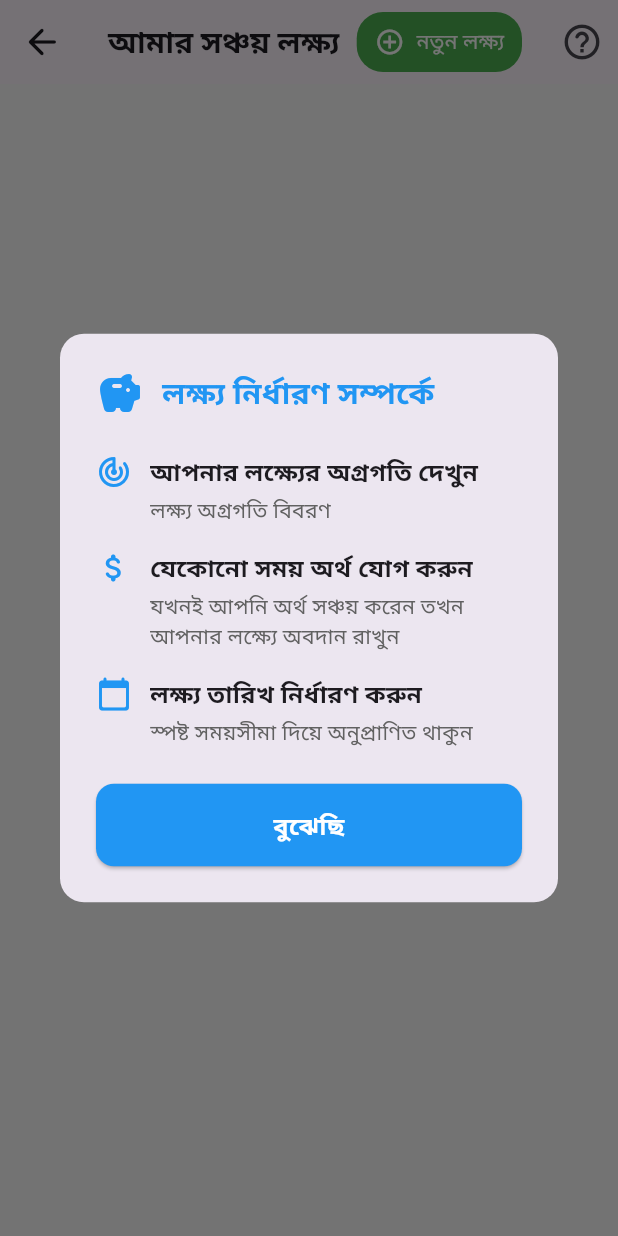
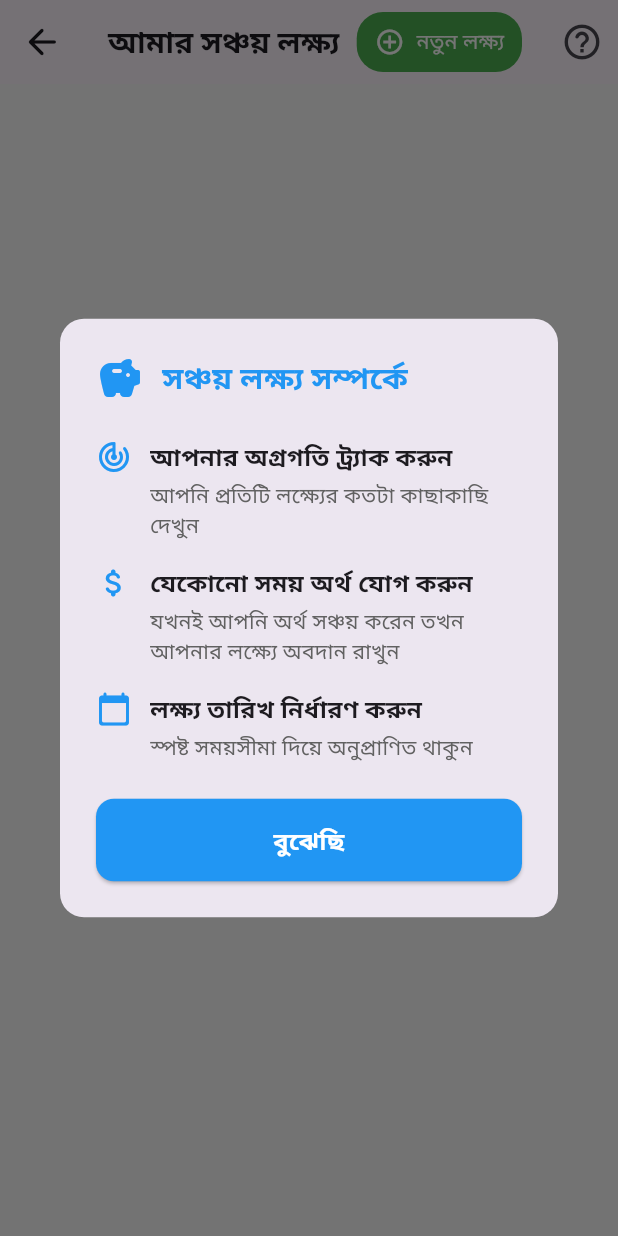
Before and after one commit to ngohainnam/Finney-Financial-Management-App, a Flutter app: the SavingGoalPage screen opened directly, after a tap on the "help outline" icon, on a phone screen of 412 x 824 dp. Run offline on Flutter 3.47's test engine with Material 3 defaults, Android fonts, the phone set to English and light mode, and no system bars; our stand-ins replace cloud_firestore, dash_chat_2, firebase_auth, firebase_core, fl_chart, flutter_gemini and 10 more; accounts and stored records are empty; generated files the repository leaves out were written again; Roboto replaces fonts that are missing (Poppins).

Commit message:
Update on Saving Page Exceed amount
updated exceeded amount function in saving page and message

```diff
--- a/lib/localization/locales.dart
+++ b/lib/localization/locales.dart
@@ -178,6 +178,7 @@ mixin LocaleData {
   static const String pleaseEnterAmount = 'pleaseEnterAmount';
   static const String pleaseEnterValidNumber = 'pleaseEnterValidNumber';
   static const String amountMustBePositive = 'amountMustBePositive';
+  static const String amountExceedsTarget = 'amountExceedsTarget';
   static const String add = 'add';
   static const String deleteGoal = 'deleteGoal';
   static const String confirmDeleteGoal = 'confirmDeleteGoal';
@@ -587,6 +588,7 @@ mixin LocaleData {
     pleaseEnterAmount: 'Please enter an amount',
     pleaseEnterValidNumber: 'Please enter a valid number',
     amountMustBePositive: 'Amount must be positive',
+    amountExceedsTarget: 'Amount exceeds remaining target of %s. Please enter a smaller amount.',
     add: 'Add',
     deleteGoal: 'Delete Goal',
     confirmDeleteGoal: 'Are you sure you want to delete "%s"?',
@@ -840,8 +842,8 @@ mixin LocaleData {
     helpSupportComingSoon: 'সহায়তা ও সমর্থন পৃষ্ঠা শীঘ্রই আসছে!',
     logOut: 'লগ আউট',
     signedOut: 'সফলভাবে সাইন আউট হয়েছে',
-    errorLoadingData: 'তথ্য লোড করতে ব্যর্থ',
-    errorSavingData: 'তথ্য সংরক্ষণের ত্রুটি',
+    errorLoadingData: 'ব্যবহারকারীর ডেটা লোড করতে ব্যর্থ',
+    errorSavingData: 'ব্যবহারকারীর ডেটা সংরক্ষণ করতে ব্যর্থ',
     user: 'ব্যবহারকারী',
     notAvailable: 'পাওয়া যায়নি',
     financialBasics: 'আর্থিক মৌলিক বিষয়',
@@ -858,7 +860,7 @@ mixin LocaleData {
     learnMore: 'আরও জানুন',
     backToTopics: 'বিষয়গুলোতে ফিরে যান',
     aiAssistant: 'এআই সহকারী',
-    moneyManagementPoint1: 'নিয়মিত আয় এবং খরচ ট্র্যাক করুন',
+    moneyManagementPoint1: 'নিয়মিত আয় এবং ব্যয় ট্র্যাক করুন',
     moneyManagementPoint2: 'প্রয়োজন এবং চাওয়ার মধ্যে পার্থক্য করুন',
     moneyManagementPoint3: 'বেসিক ব্যাংকিং পরিষেবা বুঝুন',
     moneyManagementPoint4: 'একটি সাধারণ আর্থিক রেকর্ড বজায় রাখুন',
@@ -901,8 +903,8 @@ mixin LocaleData {
     advancedSubtitle: 'আপনার সম্পদ বাড়ান',
     testYourKnowledge: 'আপনার জ্ঞান পরীক্ষা করুন',
     testYourKnowledgeSubtitle: 'আপনার বোঝার পরীক্ষা করতে একটি কুইজ দিন',
-    failedToLoadDashboardData: 'ড্যাশবোর্ড তথ্য লোড করতে ব্যর্থ',
-    balanceCardTitle: 'হিসাব নিকাশ  ওভারভিউ',
+    failedToLoadDashboardData: 'ড্যাশবোর্ড ডেটা লোড করতে ব্যর্থ',
+    balanceCardTitle: 'ব্যালেন্স ওভারভিউ',
     timeRangeSelectorLabel: 'সময়সীমা নির্বাচন করুন',
     recentTransactionsTitle: 'সাম্প্রতিক লেনদেন',
     addTransactionTitle: 'লেনদেন যোগ করুন',
@@ -911,16 +913,16 @@ mixin LocaleData {
     insights: 'ইনসাইট',
     goals: 'লক্ষ্য',
     thinking: 'চিন্তা করছে...',
-    balance: 'হিসাব নিকাশ ',
+    balance: 'ব্যালেন্স',
     income: 'আয়',
-    expenses: 'খরচ',
-    expense: 'খরচ',
+    expenses: 'ব্যয়',
+    expense: 'ব্যয়',
     saving: 'সঞ্চয়',
     savings: 'সঞ্চয়',
     thisMonth: 'এই মাস',
     thisWeek: 'এই সপ্তাহ',
     thisYear: 'এই বছর',
-    customRange: 'কাস্টম পরিসীমা',
+    customRange: 'কাস্টম রেঞ্জ',
     selectTimePeriod: 'সময়কাল নির্বাচন করুন',
     allTime: 'সব সময়',
     mon: 'সোম',
@@ -942,19 +944,19 @@ mixin LocaleData {
     oct: 'অক্টো',
     nov: 'নভে',
     dec: 'ডিসে',
-    spendingAnalysis: 'খরচ বিশ্লেষণ',
-    categoryBreakdown: 'শ্রেণী বিন্যাস ',
-    expenseAnalysis: 'খরচ বিশ্লেষণ',
+    spendingAnalysis: 'ব্যয় বিশ্লেষণ',
+    categoryBreakdown: 'বিভাগ ভাঙ্গন',
+    expenseAnalysis: 'ব্যয় বিশ্লেষণ',
     incomeAnalysis: 'আয় বিশ্লেষণ',
     transactions: 'লেনদেন',
-    selectItemsToDelete: 'নির্বাচিত আইটেমগুলি মুছুন',
+    selectItemsToDelete: 'মুছে ফেলার জন্য আইটেম নির্বাচন করুন',
     noTransactionsInThisPeriod: 'এই সময়কালে কোনো লেনদেন নেই',
     seeAll: 'সব দেখুন',
     deleteTransactions: 'লেনদেন মুছুন',
     confirmDeleteTransactions: 'আপনি কি নিশ্চিত যে %dটি লেনদেন মুছতে চান?',
     delete: 'মুছুন',
     errorLoadingTransactions: 'লেনদেন লোড করতে ত্রুটি',
-    confirmDeleteAction: 'এই ক্রিয়াটি পূর্বাবস্থায় ফেরানো যাবে না। আপনি কি লেনদেন (গুলি) মুছে ফেলার বিষয়ে নিশ্চিত?',
+    confirmDeleteAction: 'এই ক্রিয়াটি পূর্বাবস্থায় ফেরানো যাবে না। আপনি কি নিশ্চিত যে %dটি লেনদেন মুছতে চান?',
     deleteTransaction: 'লেনদেন মুছুন',
     confirmDeleteSingleTransaction: 'এই ক্রিয়াটি পূর্বাবস্থায় ফেরানো যাবে না। আপনি কি নিশ্চিত যে এই লেনদেনটি মুছতে চান?',
     savedAmount: 'সঞ্চিত: %s',
@@ -966,10 +968,10 @@ mixin LocaleData {
     addSavings: 'সঞ্চয় যোগ করুন',
     addToSavings: 'সঞ্চয়ে যোগ করুন',
     amount: 'পরিমাণ',
-    //savings: 'সঞ্চয়',
     pleaseEnterAmount: 'অনুগ্রহ করে একটি পরিমাণ লিখুন',
     pleaseEnterValidNumber: 'অনুগ্রহ করে একটি বৈধ সংখ্যা লিখুন',
     amountMustBePositive: 'পরিমাণ অবশ্যই ধনাত্মক হতে হবে',
+    amountExceedsTarget: 'পরিমাণ অবশিষ্ট লক্ষ্য %s অতিক্রম করেছে। অনুগ্রহ করে একটি ছোট পরিমাণ লিখুন।',
     add: 'যোগ করুন',
     deleteGoal: 'লক্ষ্য মুছুন',
     confirmDeleteGoal: 'আপনি কি নিশ্চিত যে "%s" মুছতে চান?',
@@ -1000,19 +1002,19 @@ mixin LocaleData {
     goalDeleted: '"%s" মুছে ফেলা হয়েছে',
     goalWasDeleted: 'লক্ষ্য মুছে ফেলা হয়েছে',
     amountGreaterThanZero: 'অনুগ্রহ করে শূন্যের চেয়ে বেশি পরিমাণ লিখুন',
-    couldNotAddSavings: 'সঞ্চয় যোগ করা যায়নি',
-    couldNotDeleteGoal: 'লক্ষ্য মুছে ফেলা যায়নি',
-    goalsRefreshed: 'লক্ষ্য পুনরায় নিশ্চিত',
-    aboutSavingGoals: 'লক্ষ্য নির্ধারণ সম্পর্কে',
-    trackProgress: 'আপনার লক্ষ্যের অগ্রগতি দেখুন',
-    trackProgressDescription: 'লক্ষ্য অগ্রগতি বিবরণ',
+    couldNotAddSavings: 'সঞ্চয়ে যোগ করা যায়নি। আবার চেষ্টা করুন।',
+    couldNotDeleteGoal: 'লক্ষ্য মুছতে পারেনি। আবার চেষ্টা করুন।',
+    goalsRefreshed: 'আপনার লক্ষ্য রিফ্রেশ করা হয়েছে',
+    aboutSavingGoals: 'সঞ্চয় লক্ষ্য সম্পর্কে',
+    trackProgress: 'আপনার অগ্রগতি ট্র্যাক করুন',
+    trackProgressDescription: 'আপনি প্রতিটি লক্ষ্যের কতটা কাছাকাছি দেখুন',
     addMoneyAnytime: 'যেকোনো সময় অর্থ যোগ করুন',
     addMoneyAnytimeDescription: 'যখনই আপনি অর্থ সঞ্চয় করেন তখন আপনার লক্ষ্যে অবদান রাখুন',
     setTargetDates: 'লক্ষ্য তারিখ নির্ধারণ করুন',
     setTargetDatesDescription: 'স্পষ্ট সময়সীমা দিয়ে অনুপ্রাণিত থাকুন',
     gotIt: 'বুঝেছি',
-    addExpense: 'খরচ যোগ করুন',
-    editExpense: 'খরচ সম্পাদনা করুন',
+    addExpense: 'ব্যয় যোগ করুন',
+    editExpense: 'ব্যয় সম্পাদনা করুন',
     addIncome: 'আয় যোগ করুন',
     editIncome: 'আয় সম্পাদনা করুন',
     category: 'বিভাগ',
@@ -1038,14 +1040,14 @@ mixin LocaleData {
     yesterday: 'গতকাল',
     dashboardHelpTitle: 'ড্যাশবোর্ড কীভাবে ব্যবহার করবেন',
     dashboardHelpSubtitle: 'আপনার আর্থিক সহজে ট্র্যাক করুন',
-    dashboardHelpBalance: 'আপনার বর্তমান হিসাব নিকাশ , আয় এবং খরচ এক নজরে দেখুন',
-    dashboardHelpAddTransaction: '+ ব্যবহার করে নতুন লেনদেন যোগ করুন',
+    dashboardHelpBalance: 'আপনার বর্তমান ব্যালেন্স, আয় এবং ব্যয় এক নজরে দেখুন',
+    dashboardHelpAddTransaction: '+ বোতাম ব্যবহার করে নতুন লেনদেন যোগ করুন',
     dashboardHelpDeleteTransaction: 'লেনদেন মুছে ফেলতে বাম দিকে সোয়াইপ করুন',
-    dashboardHelpSpendingPatterns: 'সাপ্তাহিক খরচের ধরণ এবং শ্রেণী বিন্যাস পর্যবেক্ষণ করুন',
-    dashboardHelpRefresh: 'আপনার আর্থিক তথ্য রিফ্রেশ করতে নিচে টানুন',
+    dashboardHelpSpendingPatterns: 'সাপ্তাহিক ব্যয়ের ধরণ এবং বিভাগের বিভাজন পর্যবেক্ষণ করুন',
+    dashboardHelpRefresh: 'আপনার আর্থিক ডেটা রিফ্রেশ করতে নিচে টানুন',
     total: 'মোট',
-    noExpenseData: 'এই সময়ের জন্য কোনো খরচ তথ্য নেই',
-    noIncomeData: 'এই সময়ের জন্য কোনো আয় তথ্য নেই',
+    noExpenseData: 'এই সময়ের জন্য কোনো ব্যয় ডেটা নেই',
+    noIncomeData: 'এই সময়ের জন্য কোনো আয় ডেটা নেই',
     pagination: 'পৃষ্ঠা %d এর %d',
     hideAssistant: 'সহকারী লুকান',
     askAboutChart: 'এই চার্ট সম্পর্কে জিজ্ঞাসা করুন',
@@ -1053,8 +1055,8 @@ mixin LocaleData {
     assistant: 'সহকারী',
     queryError: 'দুঃখিত, আমি সেই প্রশ্নটি প্রক্রিয়া করতে পারিনি।',
     queryErrorWithMessage: 'দুঃখিত, একটি ত্রুটি ঘটেছে: %s',
-    chartContext: 'আমি একটি %s চার্ট দেখছি যা আমার %s তথ্য দেখাচ্ছে। চার্ট তথ্য: %s।',
-    queryPrompt: 'আপনি একজন সহায়ক আর্থিক সহকারী। চার্ট তথ্য সম্পর্কে নিম্নলিখিত প্রশ্নের উত্তর দিন। আপনার উত্তর সংক্ষিপ্ত (১০০ শব্দের নিচে) এবং চার্ট তথ্যর উপর কেন্দ্রীভূত রাখুন। যদি প্রদত্ত তথ্য থেকে উত্তর দিতে না পারেন, তা স্পষ্টভাবে বলুন। চার্ট প্রেক্ষাপট: %s প্রশ্ন: %s',
+    chartContext: 'আমি একটি %s চার্ট দেখছি যা আমার %s ডেটা দেখাচ্ছে। চার্ট ডেটা: %s।',
+    queryPrompt: 'আপনি একজন সহায়ক আর্থিক সহকারী। চার্ট ডেটা সম্পর্কে নিম্নলিখিত প্রশ্নের উত্তর দিন। আপনার উত্তর সংক্ষিপ্ত (১০০ শব্দের নিচে) এবং চার্ট ডেটার উপর কেন্দ্রীভূত রাখুন। যদি প্রদত্ত ডেটা থেকে উত্তর দিতে না পারেন, তা স্পষ্টভাবে বলুন। চার্ট প্রেক্ষাপট: %s প্রশ্ন: %s',
     quizTitle: 'উন্নত কুইজ',
     quizCompleted: 'কুইজ সম্পন্ন!',
     quizScore: 'আপনার স্কোর: %s/%s',
@@ -1127,7 +1129,7 @@ mixin LocaleData {
     intermediateQuizQuestion1Answer1: 'ছুটির জন্য অর্থ প্রদান করা',
     intermediateQuizQuestion1Answer2: 'অপ্রত্যাশিত খরচ কভার করা',
     intermediateQuizQuestion1Answer3: 'স্টকে বিনিয়োগ করা',
-    intermediateQuizQuestion2: '50-30-20 নিয়মে আপনার আয়ের কত শতাংশ চাহিদার জন্য খরচ করা উচিত?',
+    intermediateQuizQuestion2: '50-30-20 নিয়মে আপনার আয়ের কত শতাংশ চাহিদার জন্য ব্যয় করা উচিত?',
     intermediateQuizQuestion2Answer1: '20%',
     intermediateQuizQuestion2Answer2: '30%',
     intermediateQuizQuestion2Answer3: '50%',
@@ -1170,23 +1172,23 @@ mixin LocaleData {
     chatbotHelpInstruction4: 'প্রস্তাবিত প্রশ্নগুলি চেষ্টা করুন বা নিজের প্রশ্ন টাইপ করুন',
     welcomeTryAsking: 'জিজ্ঞাসা করে দেখুন',
     welcomeWriteQuestion: 'নিজের প্রশ্ন লিখুন',
-    voiceListening: 'কণ্ঠস্বর শোনা যাচ্ছে... শেষ হলে আবার ট্যাপ করুন',
-    voiceProcessing: 'কণ্ঠস্বর প্রক্রিয়াকরণ...',
+    voiceListening: 'শোনা হচ্ছে... শেষ হলে আবার ট্যাপ করুন',
+    voiceProcessing: 'প্রক্রিয়াকরণ হচ্ছে...',
     voiceTapMic: 'ফিনি এআই-এর সাথে কথা বলতে মাইক্রোফোন ট্যাপ করুন',
     voiceSttNotAvailable: 'এই ডিভাইসে স্পিচ রিকগনিশন উপলব্ধ নয়',
-    transactionPreviewTitle: 'লেনদেনের শিরোনাম',
+    transactionPreviewTitle: 'লেনদেন প্রিভিউ',
     transactionPreviewCancel: 'বাতিল',
     transactionPreviewConfirm: 'নিশ্চিত করুন',
     chatInputHint: 'আমাকে একটি আর্থিক প্রশ্ন জিজ্ঞাসা করুন...',
     nonFinancialQuestion: 'আমি আপনার আর্থিক প্রশ্নগুলির সাথে সাহায্য করতে এখানে আছি। কোন অর্থের বিষয়ে আমি সহায়তা করতে পারি?',
     nonFinancialImage: 'আমি কেবল আর্থিক নথি বা রসিদ বিশ্লেষণ করতে পারি। আর্থিক কিছু নিয়ে সাহায্য প্রয়োজন?',
     addNew : 'Add New',
-    categorySpentAmount: '%s টাকা %s শ্রেণী থেকে খরচ হয়েছে (%s%%)',
-    categoryEarnedAmount: '%s টাকা %s শ্রেণী থেকে আয় হয়েছে (%s%%)',
+    categorySpentAmount: '%s টাকা %s বিভাগে খরচ হয়েছে (%s%%)',
+    categoryEarnedAmount: '%s টাকা %s বিভাগ থেকে আয় হয়েছে (%s%%)',
     'expenseSummary': 'মোট খরচ হয়েছে %s, গড়ে %s। সর্বোচ্চ খরচ হয়েছে %s %s তারিখে, এবং সর্বনিম্ন খরচ হয়েছে %s %s তারিখে।',
     'incomeSummary': 'মোট আয় হয়েছে %s, গড়ে %s। সর্বোচ্চ আয় হয়েছে %s %s তারিখে, এবং সর্বনিম্ন আয় হয়েছে %s %s তারিখে।',
-    'expenseCategorySummary': 'সর্বোচ্চ খরচ হয়েছে %s শ্রেণী থেকে , যা %s (%s%%)।',
-    'incomeCategorySummary': 'সর্বোচ্চ আয় হয়েছে %s শ্রেণী থেকে, যা %s (%s%%)।',
+    'expenseCategorySummary': 'সর্বোচ্চ খরচ হয়েছে %s বিভাগে, যা %s (%s%%)।',
+    'incomeCategorySummary': 'সর্বোচ্চ আয় হয়েছে %s বিভাগ থেকে, যা %s (%s%%)।',
   };
 }
 
--- /dev/null
+++ b/lib/pages/3-dashboard/saving/services/saving_notification_service.dart
@@ -0,0 +1,104 @@
+import 'package:flutter/material.dart';
+import 'package:flutter_localization/flutter_localization.dart';
+import 'package:finney/localization/locales.dart';
+
+class SavingNotificationService {
+  // Color constants
+  static const _successColor = Color(0xFF4CAF50);
+  static const _errorColor = Color(0xFFF44336);
+  static const _infoColor = Color(0xFF2196F3);
+  static const _warningColor = Color(0xFFFFA000);
+
+  static void showSuccess({
+    required BuildContext context,
+    required String message,
+    Duration duration = const Duration(seconds: 3),
+  }) {
+    _showSnackBar(
+      context: context,
+      message: message,
+      backgroundColor: _successColor,
+      icon: Icons.check_circle_outline,
+      duration: duration,
+    );
+  }
+
+  static void showError({
+    required BuildContext context,
+    required String message,
+    Duration duration = const Duration(seconds: 4),
+  }) {
+    _showSnackBar(
+      context: context,
+      message: message,
+      backgroundColor: _errorColor,
+      icon: Icons.error_outline,
+      duration: duration,
+    );
+  }
+
+  static void showInfo({
+    required BuildContext context,
+    required String message,
+    Duration duration = const Duration(seconds: 3),
+  }) {
+    _showSnackBar(
+      context: context,
+      message: message,
+      backgroundColor: _infoColor,
+      icon: Icons.info_outline,
+      duration: duration,
+    );
+  }
+
+  static void showWarning({
+    required BuildContext context,
+    required String message,
+    Duration duration = const Duration(seconds: 4),
+  }) {
+    _showSnackBar(
+      context: context,
+      message: message,
+      backgroundColor: _warningColor,
+      icon: Icons.warning_amber_outlined,
+      duration: duration,
+    );
+  }
+
+  static void _showSnackBar({
+    required BuildContext context,
+    required String message,
+    required Color backgroundColor,
+    required IconData icon,
+    required Duration duration,
+  }) {
+    ScaffoldMessenger.of(context).showSnackBar(
+      SnackBar(
+        content: Row(
+          children: [
+            Icon(icon, color: Colors.white),
+            const SizedBox(width: 12),
+            Expanded(
+              child: Text(
+                message,
+                style: const TextStyle(
+                  fontSize: 16,
+                  fontWeight: FontWeight.w500,
+                ),
+              ),
+            ),
+          ],
+        ),
+        backgroundColor: backgroundColor,
+        behavior: SnackBarBehavior.floating,
+        shape: RoundedRectangleBorder(
+          borderRadius: BorderRadius.circular(12),
+        ),
+        duration: duration,
+        margin: const EdgeInsets.all(16),
+        elevation: 6,
+        padding: const EdgeInsets.symmetric(horizontal: 16, vertical: 12),
+      ),
+    );
+  }
+}
```
Also changed, not shown: lib/pages/3-dashboard/saving/add_saving/add_edit_goal_page.dart (+13 -28 lines), lib/pages/3-dashboard/saving/add_saving/saving_goal_page.dart (+53 -52 lines), lib/pages/3-dashboard/saving/add_saving/saving_goal_service.dart (+17 -4 lines), lib/pages/3-dashboard/widgets/goal_card.dart (+9 -3 lines).
